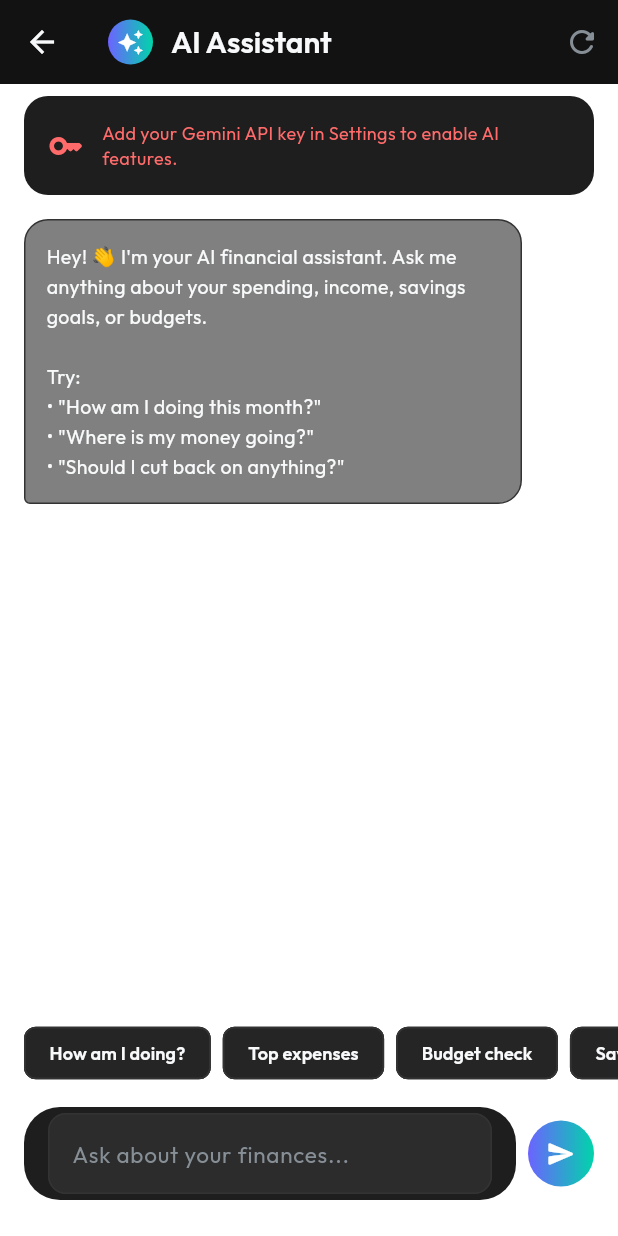
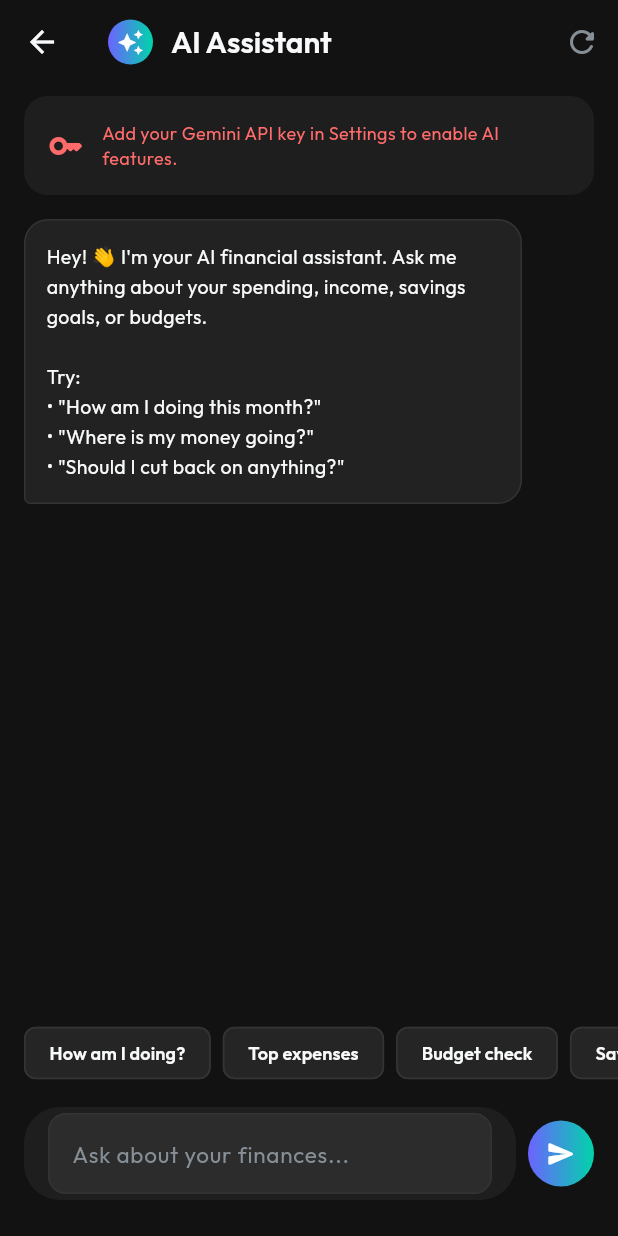
Before and after one commit to Cyberclutch146/FreeFlow-Tracker, a Flutter app: the screen it shows after launch, after a tap on the "auto awesome" icon, on a phone screen of 412 x 824 dp. Run offline on Flutter 3.47's test engine with Material 3 defaults, Android fonts, the phone set to English and light mode, and no system bars; drawn by our look-alikes of flutter_animate; our stand-ins replace csv, fl_chart, flutter_riverpod, go_router, google_fonts, google_generative_ai and 5 more; missing offline and left inert: telephony; accounts and stored records are empty; generated files the repository leaves out were written again.

Commit message:
feat: implement AI chat interface and foundational app modules including settings, reports, and data services

```diff
--- a/lib/core/theme/app_theme.dart
+++ b/lib/core/theme/app_theme.dart
@@ -6,15 +6,16 @@ import 'theme_config.dart';
 
 class AppTheme {
   static ThemeData fromConfig(ThemeConfig config) {
-    final base = ThemeData.dark();
+    final isLight = config.name == 'Light Mode';
+    final base = isLight ? ThemeData.light() : ThemeData.dark();
     final appColors = AppColors.fromConfig(config);
     final appTextStyles = AppTextStyles.fromColors(appColors);
 
     return ThemeData(
       useMaterial3: true,
-      brightness: Brightness.dark,
+      brightness: isLight ? Brightness.light : Brightness.dark,
       scaffoldBackgroundColor: Colors.transparent, // LiquidBackground will handle this
-      colorScheme: ColorScheme.dark(
+      colorScheme: (isLight ? const ColorScheme.light() : const ColorScheme.dark()).copyWith(
         surface: appColors.backgroundSurface,
         primary: appColors.accentPurple,
         secondary: appColors.accentTeal,
--- a/lib/screens/ai/ai_chat_screen.dart
+++ b/lib/screens/ai/ai_chat_screen.dart
@@ -101,7 +101,7 @@ class _AiChatScreenState extends ConsumerState<AiChatScreen> {
     final textStyles = context.textStyles;
     final gemini = ref.watch(geminiServiceProvider);
 
-    return Scaffold(
+    return Scaffold(backgroundColor: colors.backgroundPrimary,
 
       appBar: AppBar(
         title: Row(
--- a/lib/screens/ai/ai_report_screen.dart
+++ b/lib/screens/ai/ai_report_screen.dart
@@ -78,7 +78,7 @@ class _AiReportScreenState extends ConsumerState<AiReportScreen> {
     final colors = context.colors;
     final textStyles = context.textStyles;
 
-    return Scaffold(
+    return Scaffold(backgroundColor: colors.backgroundPrimary,
 
       appBar: AppBar(
         title: Row(
--- a/lib/screens/income/project_detail_screen.dart
+++ b/lib/screens/income/project_detail_screen.dart
@@ -25,7 +25,7 @@ class ProjectDetailScreen extends ConsumerWidget {
     final textStyles = context.textStyles;
 
     return LiquidBackground(
-      child: Scaffold(
+      child: Scaffold(backgroundColor: colors.backgroundPrimary,
 
         appBar: AppBar(
 
--- a/lib/screens/income/student_detail_screen.dart
+++ b/lib/screens/income/student_detail_screen.dart
@@ -25,7 +25,7 @@ class StudentDetailScreen extends ConsumerWidget {
     final textStyles = context.textStyles;
 
     return LiquidBackground(
-      child: Scaffold(
+      child: Scaffold(backgroundColor: colors.backgroundPrimary,
 
         appBar: AppBar(
 
--- a/lib/screens/settings/settings_screen.dart
+++ b/lib/screens/settings/settings_screen.dart
@@ -23,7 +23,7 @@ class SettingsScreen extends ConsumerWidget {
     final textStyles = context.textStyles;
 
     return Scaffold(
-      backgroundColor: Colors.transparent,
+      backgroundColor: colors.backgroundPrimary,
       appBar: AppBar(
         title: Text('Settings', style: textStyles.headingLarge),
       ),
--- a/lib/screens/settings/subscriptions_screen.dart
+++ b/lib/screens/settings/subscriptions_screen.dart
@@ -17,7 +17,7 @@ class SubscriptionsScreen extends ConsumerWidget {
     final colors = context.colors;
     final textStyles = context.textStyles;
 
-    return Scaffold(
+    return Scaffold(backgroundColor: colors.backgroundPrimary,
       appBar: AppBar(
         title: Text('Subscriptions', style: textStyles.headingLarge),
         leading: IconButton(
--- a/lib/services/sms_service.dart
+++ b/lib/services/sms_service.dart
@@ -28,7 +28,8 @@ class SmsService {
       );
 
       // We only care about bank messages, usually from alphanumeric senders
-      final cutoffDate = DateTime.now().subtract(const Duration(days: 180)); // 6 months
+      final now = DateTime.now();
+      final cutoffDate = DateTime(now.year, now.month, 1); // Start of current month
 
       for (var msg in messages) {
         if (msg.date == null || msg.address == null || msg.body == null) continue;
```
Also changed, not shown: lib/database/database_service.dart (+10 -0 lines), lib/screens/reports/reports_screen.dart (+20 -2 lines).
